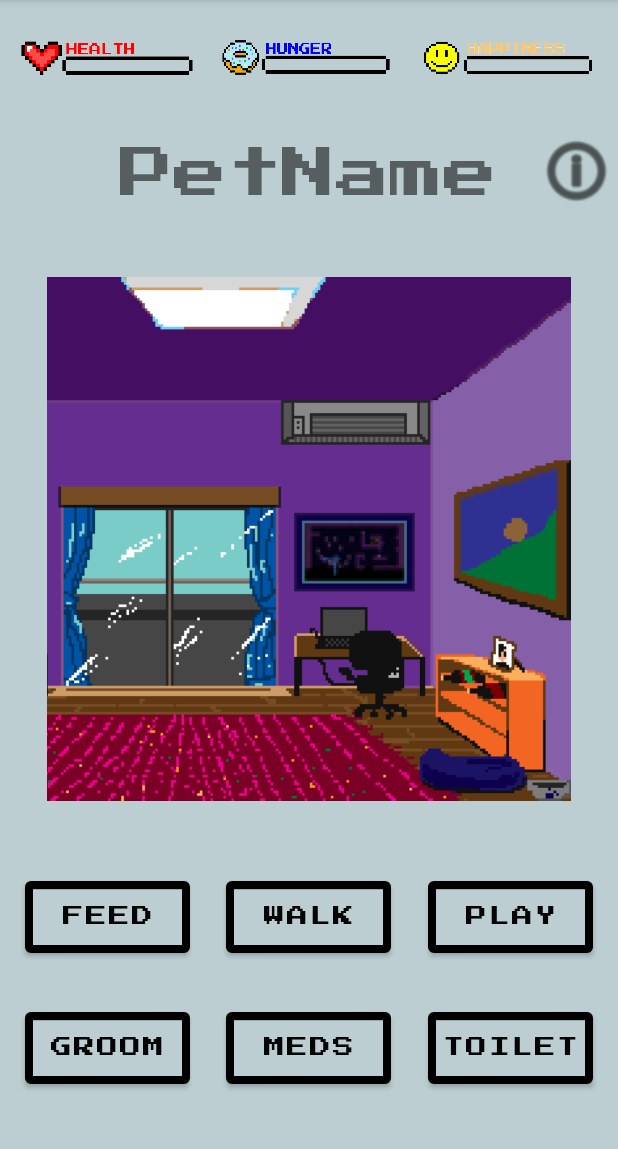
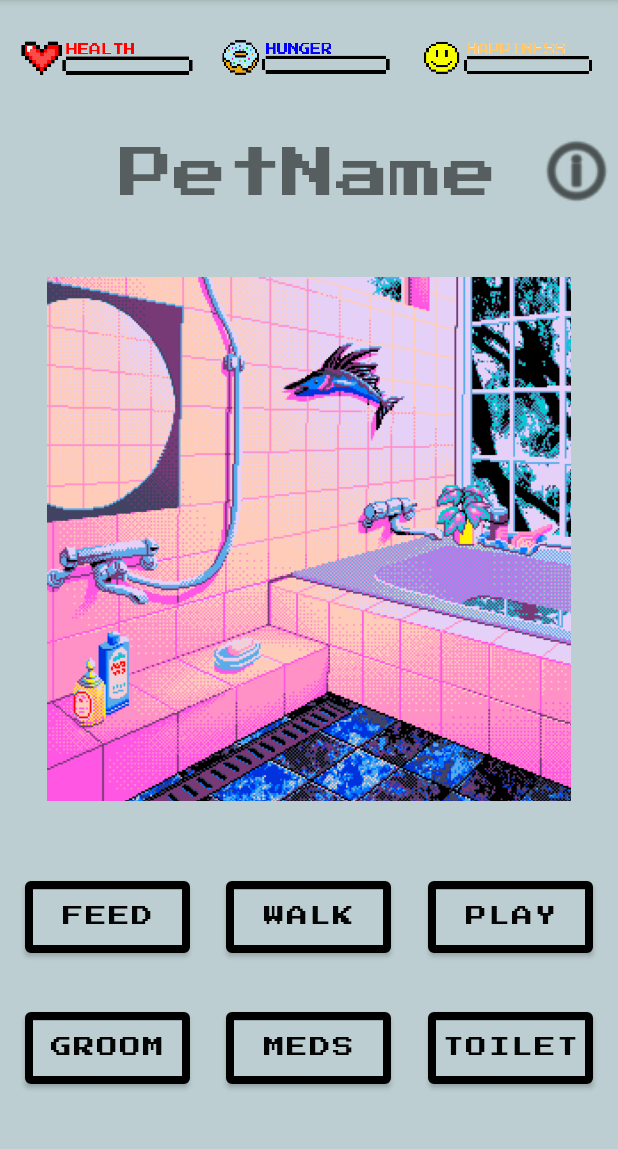
Before and after one commit to Mogogipen/PandemicPal, an Android app: the PetPageActivity screen opened directly, with no data from a screen before it, after a tap on "TOILET", on a phone screen of 412 x 824 dp, the part 84-1233 px from its top. Run offline under Robolectric (Android 15) with nearby library versions, the light colour scheme and no system bars.

Commit message:
buttons change images
Also added max name of 10 chars

```diff
--- a/app/src/main/java/com/example/pandemicpal/PetPageActivity.kt
+++ b/app/src/main/java/com/example/pandemicpal/PetPageActivity.kt
@@ -12,6 +12,7 @@ class PetPageActivity : AppCompatActivity() {
         setContentView(R.layout.activity_pet_page)
 
         var petName = findViewById<TextView>(R.id.petName)
+        var backgroundImage = findViewById<ImageView>(R.id.backgroundImage)
         var moreOptionsButton = findViewById<ImageButton>(R.id.moreOptionsButton)
         var feedButton = findViewById<Button>(R.id.feedButton)
         var walkButton = findViewById<Button>(R.id.walkButton)
@@ -23,12 +24,24 @@ class PetPageActivity : AppCompatActivity() {
         moreOptionsButton.setOnClickListener{
             startActivity(Intent(this, MoreOptionsActivity::class.java))
         }
-        feedButton.setOnClickListener{ Toast.makeText(this, "Worked", Toast.LENGTH_SHORT).show()}
-        walkButton.setOnClickListener{ Toast.makeText(this, "Worked", Toast.LENGTH_SHORT).show()}
-        playButton.setOnClickListener{ Toast.makeText(this, "Worked", Toast.LENGTH_SHORT).show()}
-        groomButton.setOnClickListener{ Toast.makeText(this, "Worked", Toast.LENGTH_SHORT).show()}
-        medsButton.setOnClickListener{ Toast.makeText(this, "Worked", Toast.LENGTH_SHORT).show()}
-        toiletButton.setOnClickListener{ Toast.makeText(this, "Worked", Toast.LENGTH_SHORT).show()}
+        feedButton.setOnClickListener{
+            backgroundImage.setImageResource(R.drawable.room_kitchen)
+        }
+        walkButton.setOnClickListener{
+            backgroundImage.setImageResource(R.drawable.room_meadow)
+        }
+        playButton.setOnClickListener{
+            backgroundImage.setImageResource(R.drawable.room_default)
+        }
+        groomButton.setOnClickListener{
+            backgroundImage.setImageResource(R.drawable.room_default)
+        }
+        medsButton.setOnClickListener{
+            backgroundImage.setImageResource(R.drawable.room_default)
+        }
+        toiletButton.setOnClickListener{
+            backgroundImage.setImageResource(R.drawable.room_bath)
+        }
 
     }
 
--- a/app/src/main/java/com/example/pandemicpal/PetSetupNameActivity.kt
+++ b/app/src/main/java/com/example/pandemicpal/PetSetupNameActivity.kt
@@ -21,9 +21,11 @@ class PetSetupNameActivity : AppCompatActivity() {
             .load(R.drawable.doggo)
             .into(petImage)
         btnSelect.setOnClickListener {
-            if (nameField.text.toString().length == 0) {
+            if (nameField.text.toString().length == 0 ) {
                 Toast.makeText(this, "Please enter a name", Toast.LENGTH_SHORT).show()
-            } else {
+            } else if(nameField.text.toString().length > 10) {
+                Toast.makeText(this, "Name is too long", Toast.LENGTH_SHORT).show()
+            }else{
                 // TODO Set pet name
                 // Start pet activity
                 startActivity(Intent(this, PetPageActivity::class.java))
```
